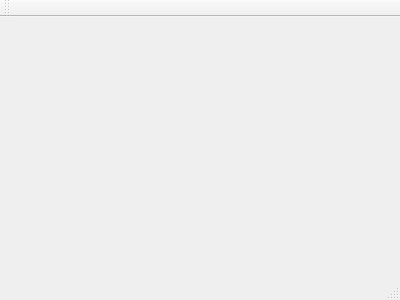
This is WaitingLine/mainwindow.ui in AmaneMisora/Processus-Stochastique as Qt 5 draws it before an edit. The edited form follows.
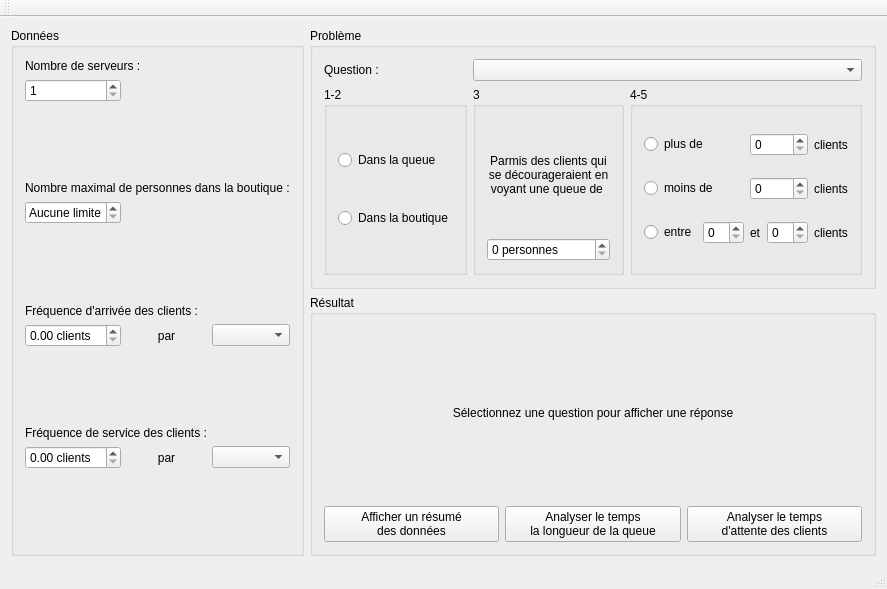
This is the edited form.

Commit message:
Premier jet de l'interface
Certains éléments doivent encore être nommés

```diff
--- a/WaitingLine/mainwindow.ui
+++ b/WaitingLine/mainwindow.ui
@@ -1,24 +1,392 @@
 <ui version="4.0">
  <class>MainWindow</class>
- <widget class="QMainWindow" name="MainWindow" >
-  <property name="geometry" >
+ <widget class="QMainWindow" name="MainWindow">
+  <property name="geometry">
    <rect>
     <x>0</x>
     <y>0</y>
-    <width>400</width>
-    <height>300</height>
+    <width>887</width>
+    <height>589</height>
    </rect>
   </property>
   <property name="windowTitle" >
    <string>MainWindow</string>
   </property>
-  <widget class="QMenuBar" name="menuBar" />
-  <widget class="QToolBar" name="mainToolBar" />
-  <widget class="QWidget" name="centralWidget" />
-  <widget class="QStatusBar" name="statusBar" />
+  <widget class="QWidget" name="centralWidget">
+   <layout class="QGridLayout" name="gridLayout" columnstretch="1,3">
+    <item row="1" column="1">
+     <widget class="QGroupBox" name="groupBox_2">
+      <property name="title">
+       <string>Résultat</string>
+      </property>
+      <layout class="QGridLayout" name="gridLayout_3">
+       <item row="1" column="0">
+        <widget class="QPushButton" name="pushButton_3">
+         <property name="text">
+          <string>Afficher un résumé
+des données</string>
+         </property>
+        </widget>
+       </item>
+       <item row="1" column="1">
+        <widget class="QPushButton" name="pushButton_2">
+         <property name="text">
+          <string>Analyser le temps
+la longueur de la queue</string>
+         </property>
+        </widget>
+       </item>
+       <item row="1" column="2">
+        <widget class="QPushButton" name="pushButton">
+         <property name="text">
+          <string>Analyser le temps
+d'attente des clients</string>
+         </property>
+        </widget>
+       </item>
+       <item row="0" column="0" colspan="3">
+        <widget class="QLabel" name="label_7">
+         <property name="text">
+          <string>Sélectionnez une question pour afficher une réponse</string>
+         </property>
+         <property name="alignment">
+          <set>Qt::AlignCenter</set>
+         </property>
+        </widget>
+       </item>
+      </layout>
+      <zorder>groupBox</zorder>
+      <zorder>groupBox</zorder>
+      <zorder>pushButton</zorder>
+      <zorder>pushButton_2</zorder>
+      <zorder>pushButton_3</zorder>
+      <zorder>label_7</zorder>
+     </widget>
+    </item>
+    <item row="0" column="1">
+     <widget class="QGroupBox" name="groupBox_3">
+      <property name="title">
+       <string>Problème</string>
+      </property>
+      <layout class="QGridLayout" name="gridLayout_4">
+       <item row="0" column="0">
+        <widget class="QLabel" name="label_8">
+         <property name="text">
+          <string>Question : </string>
+         </property>
+        </widget>
+       </item>
+       <item row="0" column="1" colspan="2">
+        <widget class="QComboBox" name="comboBox_3"/>
+       </item>
+       <item row="1" column="0">
+        <widget class="QGroupBox" name="groupBox_4">
+         <property name="title">
+          <string>1-2</string>
+         </property>
+         <layout class="QGridLayout" name="gridLayout_5">
+          <item row="0" column="0">
+           <widget class="QRadioButton" name="radioButton">
+            <property name="text">
+             <string>Dans la queue</string>
+            </property>
+           </widget>
+          </item>
+          <item row="1" column="0">
+           <widget class="QRadioButton" name="radioButton_2">
+            <property name="text">
+             <string>Dans la boutique</string>
+            </property>
+           </widget>
+          </item>
+         </layout>
+        </widget>
+       </item>
+       <item row="1" column="1">
+        <widget class="QGroupBox" name="groupBox_6">
+         <property name="enabled">
+          <bool>true</bool>
+         </property>
+         <property name="title">
+          <string>3</string>
+         </property>
+         <layout class="QGridLayout" name="gridLayout_6">
+          <item row="0" column="0">
+           <widget class="QLabel" name="label_9">
+            <property name="text">
+             <string>Parmis des clients qui se décourageraient en voyant une queue de </string>
+            </property>
+            <property name="textFormat">
+             <enum>Qt::AutoText</enum>
+            </property>
+            <property name="alignment">
+             <set>Qt::AlignCenter</set>
+            </property>
+            <property name="wordWrap">
+             <bool>true</bool>
+            </property>
+           </widget>
+          </item>
+          <item row="1" column="0">
+           <widget class="QSpinBox" name="spinBox_3">
+            <property name="suffix">
+             <string> personnes</string>
+            </property>
+           </widget>
+          </item>
+         </layout>
+        </widget>
+       </item>
+       <item row="1" column="2">
+        <widget class="QGroupBox" name="groupBox_5">
+         <property name="title">
+          <string>4-5</string>
+         </property>
+         <layout class="QGridLayout" name="gridLayout_7">
+          <item row="0" column="0" colspan="2">
+           <widget class="QRadioButton" name="radioButton_3">
+            <property name="text">
+             <string>plus de</string>
+            </property>
+           </widget>
+          </item>
+          <item row="0" column="2" colspan="2">
+           <widget class="QSpinBox" name="spinBox_6">
+            <property name="suffix">
+             <string/>
+            </property>
+           </widget>
+          </item>
+          <item row="0" column="4">
+           <widget class="QLabel" name="label_11">
+            <property name="text">
+             <string>clients</string>
+            </property>
+           </widget>
+          </item>
+          <item row="1" column="0" colspan="2">
+           <widget class="QRadioButton" name="radioButton_4">
+            <property name="text">
+             <string>moins de</string>
+            </property>
+           </widget>
+          </item>
+          <item row="1" column="2" colspan="2">
+           <widget class="QSpinBox" name="spinBox_7">
+            <property name="suffix">
+             <string/>
+            </property>
+           </widget>
+          </item>
+          <item row="1" column="4">
+           <widget class="QLabel" name="label_13">
+            <property name="text">
+             <string>clients</string>
+            </property>
+           </widget>
+          </item>
+          <item row="2" column="0">
+           <widget class="QRadioButton" name="radioButton_5">
+            <property name="text">
+             <string>entre</string>
+            </property>
+           </widget>
+          </item>
+          <item row="2" column="1">
+           <widget class="QSpinBox" name="spinBox_4"/>
+          </item>
+          <item row="2" column="2">
+           <widget class="QLabel" name="label_10">
+            <property name="text">
+             <string>et</string>
+            </property>
+           </widget>
+          </item>
+          <item row="2" column="3">
+           <widget class="QSpinBox" name="spinBox_5"/>
+          </item>
+          <item row="2" column="4">
+           <widget class="QLabel" name="label_12">
+            <property name="text">
+             <string>clients</string>
+            </property>
+           </widget>
+          </item>
+         </layout>
+        </widget>
+       </item>
+      </layout>
+     </widget>
+    </item>
+    <item row="0" column="0" rowspan="2">
+     <widget class="QGroupBox" name="groupBox">
+      <property name="title">
+       <string>Données</string>
+      </property>
+      <layout class="QGridLayout" name="gridLayout_2">
+       <item row="10" column="0">
+        <widget class="QDoubleSpinBox" name="DoubleSpinBoxFrequenceService">
+         <property name="suffix">
+          <string> clients</string>
+         </property>
+        </widget>
+       </item>
+       <item row="4" column="0">
+        <widget class="QSpinBox" name="SpinBoxNbMaxPers">
+         <property name="specialValueText">
+          <string>Aucune limite</string>
+         </property>
+        </widget>
+       </item>
+       <item row="10" column="1">
+        <widget class="QLabel" name="label_6">
+         <property name="text">
+          <string>par</string>
+         </property>
+         <property name="alignment">
+          <set>Qt::AlignCenter</set>
+         </property>
+        </widget>
+       </item>
+       <item row="7" column="0">
+        <widget class="QDoubleSpinBox" name="DoubleSpinBoxFrequenceArrivee">
+         <property name="suffix">
+          <string> clients</string>
+         </property>
+        </widget>
+       </item>
+       <item row="7" column="1">
+        <widget class="QLabel" name="label_5">
+         <property name="text">
+          <string>par</string>
+         </property>
+         <property name="alignment">
+          <set>Qt::AlignCenter</set>
+         </property>
+        </widget>
+       </item>
+       <item row="1" column="0">
+        <widget class="QSpinBox" name="SpinBoxNbServer">
+         <property name="specialValueText">
+          <string/>
+         </property>
+         <property name="minimum">
+          <number>1</number>
+         </property>
+        </widget>
+       </item>
+       <item row="10" column="2">
+        <widget class="QComboBox" name="ComboBoxFrequenceService"/>
+       </item>
+       <item row="7" column="2">
+        <widget class="QComboBox" name="ComboBoxFrequenceArrivee"/>
+       </item>
+       <item row="3" column="0" colspan="3">
+        <widget class="QLabel" name="LabelNbMaxPers">
+         <property name="text">
+          <string>Nombre maximal de personnes dans la boutique :</string>
+         </property>
+        </widget>
+       </item>
+       <item row="6" column="0" colspan="3">
+        <widget class="QLabel" name="LabelFrequenceArrivee">
+         <property name="text">
+          <string>Fréquence d'arrivée des clients :</string>
+         </property>
+        </widget>
+       </item>
+       <item row="9" column="0" colspan="3">
+        <widget class="QLabel" name="LabelFrequenceService">
+         <property name="text">
+          <string>Fréquence de service des clients :</string>
+         </property>
+        </widget>
+       </item>
+       <item row="0" column="0" colspan="3">
+        <widget class="QLabel" name="LabelNbServer">
+         <property name="text">
+          <string>Nombre de serveurs : </string>
+         </property>
+        </widget>
+       </item>
+       <item row="2" column="0" colspan="3">
+        <spacer name="verticalSpacer_2">
+         <property name="orientation">
+          <enum>Qt::Vertical</enum>
+         </property>
+         <property name="sizeHint" stdset="0">
+          <size>
+           <width>20</width>
+           <height>40</height>
+          </size>
+         </property>
+        </spacer>
+       </item>
+       <item row="5" column="0" colspan="3">
+        <spacer name="verticalSpacer_3">
+         <property name="orientation">
+          <enum>Qt::Vertical</enum>
+         </property>
+         <property name="sizeHint" stdset="0">
+          <size>
+           <width>20</width>
+           <height>40</height>
+          </size>
+         </property>
+        </spacer>
+       </item>
+       <item row="8" column="0" colspan="3">
+        <spacer name="verticalSpacer_4">
+         <property name="orientation">
+          <enum>Qt::Vertical</enum>
+         </property>
+         <property name="sizeHint" stdset="0">
+          <size>
+           <width>20</width>
+           <height>40</height>
+          </size>
+         </property>
+        </spacer>
+       </item>
+       <item row="11" column="0" colspan="3">
+        <spacer name="verticalSpacer">
+         <property name="orientation">
+          <enum>Qt::Vertical</enum>
+         </property>
+         <property name="sizeHint" stdset="0">
+          <size>
+           <width>20</width>
+           <height>40</height>
+          </size>
+         </property>
+        </spacer>
+       </item>
+      </layout>
+     </widget>
+    </item>
+   </layout>
+  </widget>
+  <widget class="QMenuBar" name="menuBar">
+   <property name="geometry">
+    <rect>
+     <x>0</x>
+     <y>0</y>
+     <width>887</width>
+     <height>21</height>
+    </rect>
+   </property>
+  </widget>
+  <widget class="QToolBar" name="mainToolBar">
+   <attribute name="toolBarArea">
+    <enum>TopToolBarArea</enum>
+   </attribute>
+   <attribute name="toolBarBreak">
+    <bool>false</bool>
+   </attribute>
+  </widget>
+  <widget class="QStatusBar" name="statusBar"/>
  </widget>
- <layoutDefault spacing="6" margin="11" />
- <pixmapfunction></pixmapfunction>
+ <layoutdefault spacing="6" margin="11"/>
  <resources/>
  <connections/>
 </ui>
```
Left out of the diff: 3 changed lines with no effect on the pictures.
